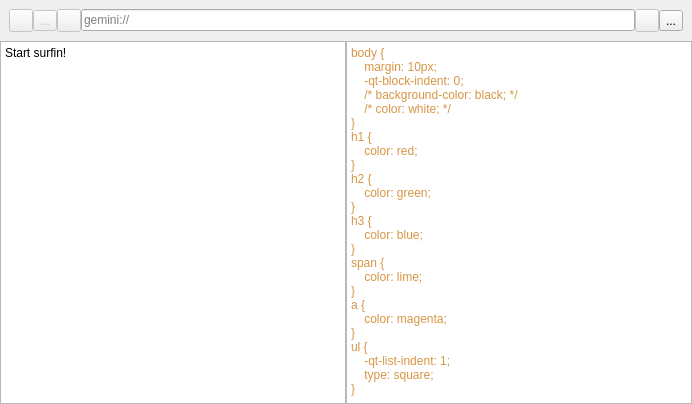
The window that browsertab.ui (ikskuh/kristall) describes before a commit, drawn with Qt 5.
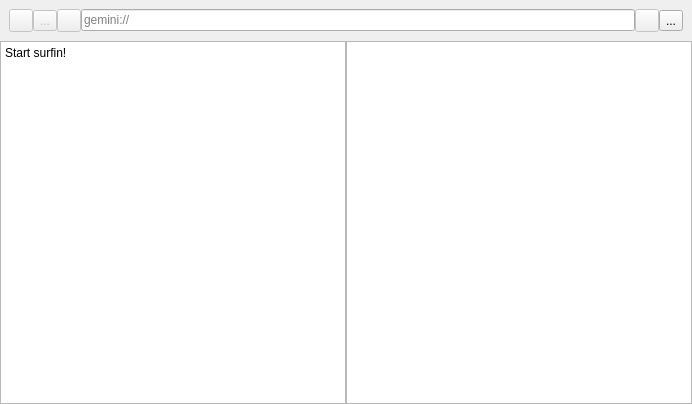
The same window after the commit. Icons and pictures are not drawn.

Commit message: Adds support for images served via gemini.

The edit to the form file:
```diff
--- a/browsertab.ui
+++ b/browsertab.ui
@@ -155,39 +155,7 @@
       </widget>
      </item>
      <item>
-      <widget class="QTextEdit" name="textEdit">
-       <property name="html">
-        <string>&lt;!DOCTYPE HTML PUBLIC &quot;-//W3C//DTD HTML 4.0//EN&quot; &quot;http://www.w3.org/TR/REC-html40/strict.dtd&quot;&gt;
-&lt;html&gt;&lt;head&gt;&lt;meta name=&quot;qrichtext&quot; content=&quot;1&quot; /&gt;&lt;style type=&quot;text/css&quot;&gt;
-p, li { white-space: pre-wrap; }
-&lt;/style&gt;&lt;/head&gt;&lt;body style=&quot; font-family:'Sans Serif'; font-size:9pt; font-weight:400; font-style:normal;&quot;&gt;
-&lt;p style=&quot; margin-top:0px; margin-bottom:0px; margin-left:0px; margin-right:0px; -qt-block-indent:0; text-indent:0px;&quot;&gt;&lt;span style=&quot; color:#d69545;&quot;&gt;body&lt;/span&gt;&lt;span style=&quot; color:#bec0c2;&quot;&gt; &lt;/span&gt;&lt;span style=&quot; color:#d69545;&quot;&gt;{&lt;/span&gt;&lt;/p&gt;
-&lt;p style=&quot; margin-top:0px; margin-bottom:0px; margin-left:0px; margin-right:0px; -qt-block-indent:0; text-indent:0px;&quot;&gt;&lt;span style=&quot; font-family:'monospace'; color:#bec0c2;&quot;&gt;    &lt;/span&gt;&lt;span style=&quot; font-family:'monospace'; color:#d69545;&quot;&gt;margin:&lt;/span&gt;&lt;span style=&quot; font-family:'monospace'; color:#bec0c2;&quot;&gt; &lt;/span&gt;&lt;span style=&quot; font-family:'monospace'; color:#d69545;&quot;&gt;10px;&lt;/span&gt;&lt;/p&gt;
-&lt;p style=&quot; margin-top:0px; margin-bottom:0px; margin-left:0px; margin-right:0px; -qt-block-indent:0; text-indent:0px;&quot;&gt;&lt;span style=&quot; font-family:'monospace'; color:#bec0c2;&quot;&gt;    &lt;/span&gt;&lt;span style=&quot; font-family:'monospace'; color:#d69545;&quot;&gt;-qt-block-indent:&lt;/span&gt;&lt;span style=&quot; font-family:'monospace'; color:#bec0c2;&quot;&gt; &lt;/span&gt;&lt;span style=&quot; font-family:'monospace'; color:#d69545;&quot;&gt;0;&lt;/span&gt;&lt;/p&gt;
-&lt;p style=&quot; margin-top:0px; margin-bottom:0px; margin-left:0px; margin-right:0px; -qt-block-indent:0; text-indent:0px;&quot;&gt;&lt;span style=&quot; font-family:'monospace'; color:#bec0c2;&quot;&gt;    &lt;/span&gt;&lt;span style=&quot; font-family:'monospace'; color:#d69545;&quot;&gt;/*&lt;/span&gt;&lt;span style=&quot; font-family:'monospace'; color:#bec0c2;&quot;&gt; &lt;/span&gt;&lt;span style=&quot; font-family:'monospace'; color:#d69545;&quot;&gt;background-color:&lt;/span&gt;&lt;span style=&quot; font-family:'monospace'; color:#bec0c2;&quot;&gt; &lt;/span&gt;&lt;span style=&quot; font-family:'monospace'; color:#d69545;&quot;&gt;black;&lt;/span&gt;&lt;span style=&quot; font-family:'monospace'; color:#bec0c2;&quot;&gt; &lt;/span&gt;&lt;span style=&quot; font-family:'monospace'; color:#d69545;&quot;&gt;*/&lt;/span&gt;&lt;/p&gt;
-&lt;p style=&quot; margin-top:0px; margin-bottom:0px; margin-left:0px; margin-right:0px; -qt-block-indent:0; text-indent:0px;&quot;&gt;&lt;span style=&quot; font-family:'monospace'; color:#bec0c2;&quot;&gt;    &lt;/span&gt;&lt;span style=&quot; font-family:'monospace'; color:#d69545;&quot;&gt;/*&lt;/span&gt;&lt;span style=&quot; font-family:'monospace'; color:#bec0c2;&quot;&gt; &lt;/span&gt;&lt;span style=&quot; font-family:'monospace'; color:#d69545;&quot;&gt;color:&lt;/span&gt;&lt;span style=&quot; font-family:'monospace'; color:#bec0c2;&quot;&gt; &lt;/span&gt;&lt;span style=&quot; font-family:'monospace'; color:#d69545;&quot;&gt;white;&lt;/span&gt;&lt;span style=&quot; font-family:'monospace'; color:#bec0c2;&quot;&gt; &lt;/span&gt;&lt;span style=&quot; font-family:'monospace'; color:#d69545;&quot;&gt;*/&lt;/span&gt;&lt;/p&gt;
-&lt;p style=&quot; margin-top:0px; margin-bottom:0px; margin-left:0px; margin-right:0px; -qt-block-indent:0; text-indent:0px;&quot;&gt;&lt;span style=&quot; font-family:'monospace'; color:#d69545;&quot;&gt;}&lt;/span&gt;&lt;/p&gt;
-&lt;p style=&quot; margin-top:0px; margin-bottom:0px; margin-left:0px; margin-right:0px; -qt-block-indent:0; text-indent:0px;&quot;&gt;&lt;span style=&quot; font-family:'monospace'; color:#d69545;&quot;&gt;h1&lt;/span&gt;&lt;span style=&quot; font-family:'monospace'; color:#bec0c2;&quot;&gt; &lt;/span&gt;&lt;span style=&quot; font-family:'monospace'; color:#d69545;&quot;&gt;{&lt;/span&gt;&lt;/p&gt;
-&lt;p style=&quot; margin-top:0px; margin-bottom:0px; margin-left:0px; margin-right:0px; -qt-block-indent:0; text-indent:0px;&quot;&gt;&lt;span style=&quot; font-family:'monospace'; color:#bec0c2;&quot;&gt;    &lt;/span&gt;&lt;span style=&quot; font-family:'monospace'; color:#d69545;&quot;&gt;color:&lt;/span&gt;&lt;span style=&quot; font-family:'monospace'; color:#bec0c2;&quot;&gt; &lt;/span&gt;&lt;span style=&quot; font-family:'monospace'; color:#d69545;&quot;&gt;red;&lt;/span&gt;&lt;/p&gt;
-&lt;p style=&quot; margin-top:0px; margin-bottom:0px; margin-left:0px; margin-right:0px; -qt-block-indent:0; text-indent:0px;&quot;&gt;&lt;span style=&quot; font-family:'monospace'; color:#d69545;&quot;&gt;}&lt;/span&gt;&lt;/p&gt;
-&lt;p style=&quot; margin-top:0px; margin-bottom:0px; margin-left:0px; margin-right:0px; -qt-block-indent:0; text-indent:0px;&quot;&gt;&lt;span style=&quot; font-family:'monospace'; color:#d69545;&quot;&gt;h2&lt;/span&gt;&lt;span style=&quot; font-family:'monospace'; color:#bec0c2;&quot;&gt; &lt;/span&gt;&lt;span style=&quot; font-family:'monospace'; color:#d69545;&quot;&gt;{&lt;/span&gt;&lt;/p&gt;
-&lt;p style=&quot; margin-top:0px; margin-bottom:0px; margin-left:0px; margin-right:0px; -qt-block-indent:0; text-indent:0px;&quot;&gt;&lt;span style=&quot; font-family:'monospace'; color:#bec0c2;&quot;&gt;    &lt;/span&gt;&lt;span style=&quot; font-family:'monospace'; color:#d69545;&quot;&gt;color:&lt;/span&gt;&lt;span style=&quot; font-family:'monospace'; color:#bec0c2;&quot;&gt; &lt;/span&gt;&lt;span style=&quot; font-family:'monospace'; color:#d69545;&quot;&gt;green;&lt;/span&gt;&lt;/p&gt;
-&lt;p style=&quot; margin-top:0px; margin-bottom:0px; margin-left:0px; margin-right:0px; -qt-block-indent:0; text-indent:0px;&quot;&gt;&lt;span style=&quot; font-family:'monospace'; color:#d69545;&quot;&gt;}&lt;/span&gt;&lt;/p&gt;
-&lt;p style=&quot; margin-top:0px; margin-bottom:0px; margin-left:0px; margin-right:0px; -qt-block-indent:0; text-indent:0px;&quot;&gt;&lt;span style=&quot; font-family:'monospace'; color:#d69545;&quot;&gt;h3&lt;/span&gt;&lt;span style=&quot; font-family:'monospace'; color:#bec0c2;&quot;&gt; &lt;/span&gt;&lt;span style=&quot; font-family:'monospace'; color:#d69545;&quot;&gt;{&lt;/span&gt;&lt;/p&gt;
-&lt;p style=&quot; margin-top:0px; margin-bottom:0px; margin-left:0px; margin-right:0px; -qt-block-indent:0; text-indent:0px;&quot;&gt;&lt;span style=&quot; font-family:'monospace'; color:#bec0c2;&quot;&gt;    &lt;/span&gt;&lt;span style=&quot; font-family:'monospace'; color:#d69545;&quot;&gt;color:&lt;/span&gt;&lt;span style=&quot; font-family:'monospace'; color:#bec0c2;&quot;&gt; &lt;/span&gt;&lt;span style=&quot; font-family:'monospace'; color:#d69545;&quot;&gt;blue;&lt;/span&gt;&lt;/p&gt;
-&lt;p style=&quot; margin-top:0px; margin-bottom:0px; margin-left:0px; margin-right:0px; -qt-block-indent:0; text-indent:0px;&quot;&gt;&lt;span style=&quot; font-family:'monospace'; color:#d69545;&quot;&gt;}&lt;/span&gt;&lt;/p&gt;
-&lt;p style=&quot; margin-top:0px; margin-bottom:0px; margin-left:0px; margin-right:0px; -qt-block-indent:0; text-indent:0px;&quot;&gt;&lt;span style=&quot; font-family:'monospace'; color:#d69545;&quot;&gt;span&lt;/span&gt;&lt;span style=&quot; font-family:'monospace'; color:#bec0c2;&quot;&gt; &lt;/span&gt;&lt;span style=&quot; font-family:'monospace'; color:#d69545;&quot;&gt;{&lt;/span&gt;&lt;/p&gt;
-&lt;p style=&quot; margin-top:0px; margin-bottom:0px; margin-left:0px; margin-right:0px; -qt-block-indent:0; text-indent:0px;&quot;&gt;&lt;span style=&quot; font-family:'monospace'; color:#bec0c2;&quot;&gt;    &lt;/span&gt;&lt;span style=&quot; font-family:'monospace'; color:#d69545;&quot;&gt;color:&lt;/span&gt;&lt;span style=&quot; font-family:'monospace'; color:#bec0c2;&quot;&gt; &lt;/span&gt;&lt;span style=&quot; font-family:'monospace'; color:#d69545;&quot;&gt;lime;&lt;/span&gt;&lt;/p&gt;
-&lt;p style=&quot; margin-top:0px; margin-bottom:0px; margin-left:0px; margin-right:0px; -qt-block-indent:0; text-indent:0px;&quot;&gt;&lt;span style=&quot; font-family:'monospace'; color:#d69545;&quot;&gt;}&lt;/span&gt;&lt;/p&gt;
-&lt;p style=&quot; margin-top:0px; margin-bottom:0px; margin-left:0px; margin-right:0px; -qt-block-indent:0; text-indent:0px;&quot;&gt;&lt;span style=&quot; font-family:'monospace'; color:#d69545;&quot;&gt;a&lt;/span&gt;&lt;span style=&quot; font-family:'monospace'; color:#bec0c2;&quot;&gt; &lt;/span&gt;&lt;span style=&quot; font-family:'monospace'; color:#d69545;&quot;&gt;{&lt;/span&gt;&lt;/p&gt;
-&lt;p style=&quot; margin-top:0px; margin-bottom:0px; margin-left:0px; margin-right:0px; -qt-block-indent:0; text-indent:0px;&quot;&gt;&lt;span style=&quot; font-family:'monospace'; color:#bec0c2;&quot;&gt;    &lt;/span&gt;&lt;span style=&quot; font-family:'monospace'; color:#d69545;&quot;&gt;color:&lt;/span&gt;&lt;span style=&quot; font-family:'monospace'; color:#bec0c2;&quot;&gt; &lt;/span&gt;&lt;span style=&quot; font-family:'monospace'; color:#d69545;&quot;&gt;magenta;&lt;/span&gt;&lt;/p&gt;
-&lt;p style=&quot; margin-top:0px; margin-bottom:0px; margin-left:0px; margin-right:0px; -qt-block-indent:0; text-indent:0px;&quot;&gt;&lt;span style=&quot; font-family:'monospace'; color:#d69545;&quot;&gt;}&lt;/span&gt;&lt;/p&gt;
-&lt;p style=&quot; margin-top:0px; margin-bottom:0px; margin-left:0px; margin-right:0px; -qt-block-indent:0; text-indent:0px;&quot;&gt;&lt;span style=&quot; font-family:'monospace'; color:#d69545;&quot;&gt;ul&lt;/span&gt;&lt;span style=&quot; font-family:'monospace'; color:#bec0c2;&quot;&gt; &lt;/span&gt;&lt;span style=&quot; font-family:'monospace'; color:#d69545;&quot;&gt;{&lt;/span&gt;&lt;/p&gt;
-&lt;p style=&quot; margin-top:0px; margin-bottom:0px; margin-left:0px; margin-right:0px; -qt-block-indent:0; text-indent:0px;&quot;&gt;&lt;span style=&quot; font-family:'monospace'; color:#bec0c2;&quot;&gt;    &lt;/span&gt;&lt;span style=&quot; font-family:'monospace'; color:#d69545;&quot;&gt;-qt-list-indent:&lt;/span&gt;&lt;span style=&quot; font-family:'monospace'; color:#bec0c2;&quot;&gt; &lt;/span&gt;&lt;span style=&quot; font-family:'monospace'; color:#d69545;&quot;&gt;1;&lt;/span&gt;&lt;/p&gt;
-&lt;p style=&quot; margin-top:0px; margin-bottom:0px; margin-left:0px; margin-right:0px; -qt-block-indent:0; text-indent:0px;&quot;&gt;&lt;span style=&quot; font-family:'monospace'; color:#bec0c2;&quot;&gt;    &lt;/span&gt;&lt;span style=&quot; font-family:'monospace'; color:#d69545;&quot;&gt;type:&lt;/span&gt;&lt;span style=&quot; font-family:'monospace'; color:#bec0c2;&quot;&gt; &lt;/span&gt;&lt;span style=&quot; font-family:'monospace'; color:#d69545;&quot;&gt;square;&lt;/span&gt;&lt;/p&gt;
-&lt;p style=&quot; margin-top:0px; margin-bottom:0px; margin-left:0px; margin-right:0px; -qt-block-indent:0; text-indent:0px;&quot;&gt;&lt;span style=&quot; font-family:'monospace'; color:#d69545;&quot;&gt;}&lt;/span&gt;&lt;/p&gt;&lt;/body&gt;&lt;/html&gt;</string>
-       </property>
-      </widget>
+      <widget class="QGraphicsView" name="graphics_browser"/>
      </item>
     </layout>
    </item>
```
Left out of the diff: 2 changed lines with no effect on the pictures. The commit also changes 2 other files.
